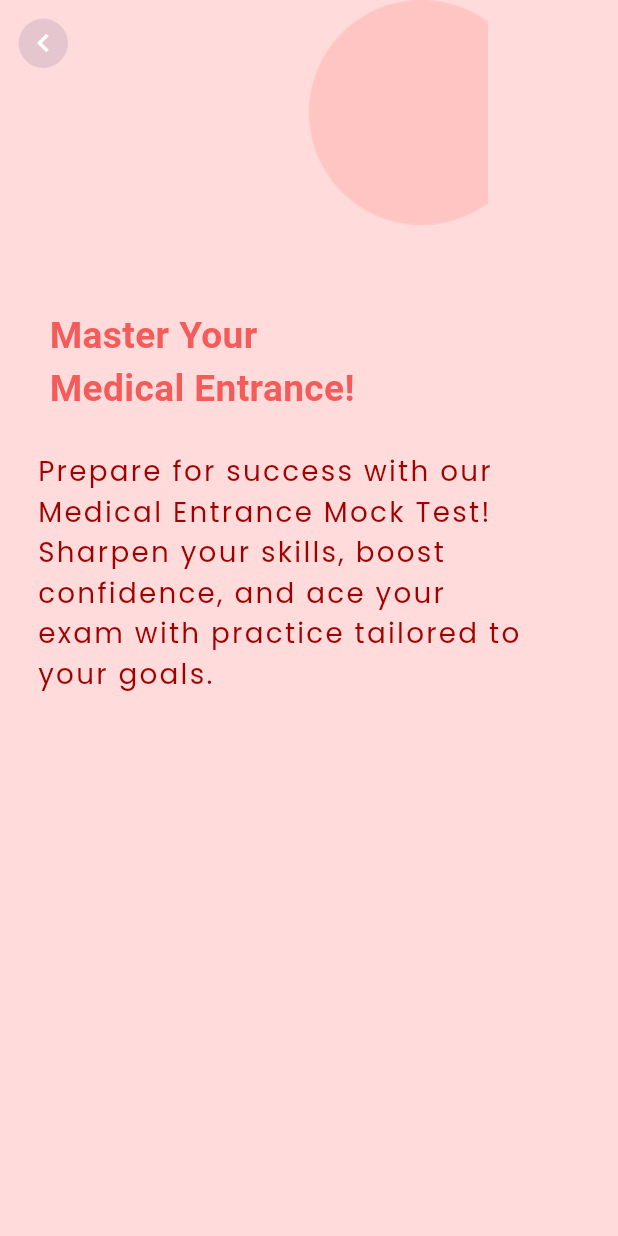
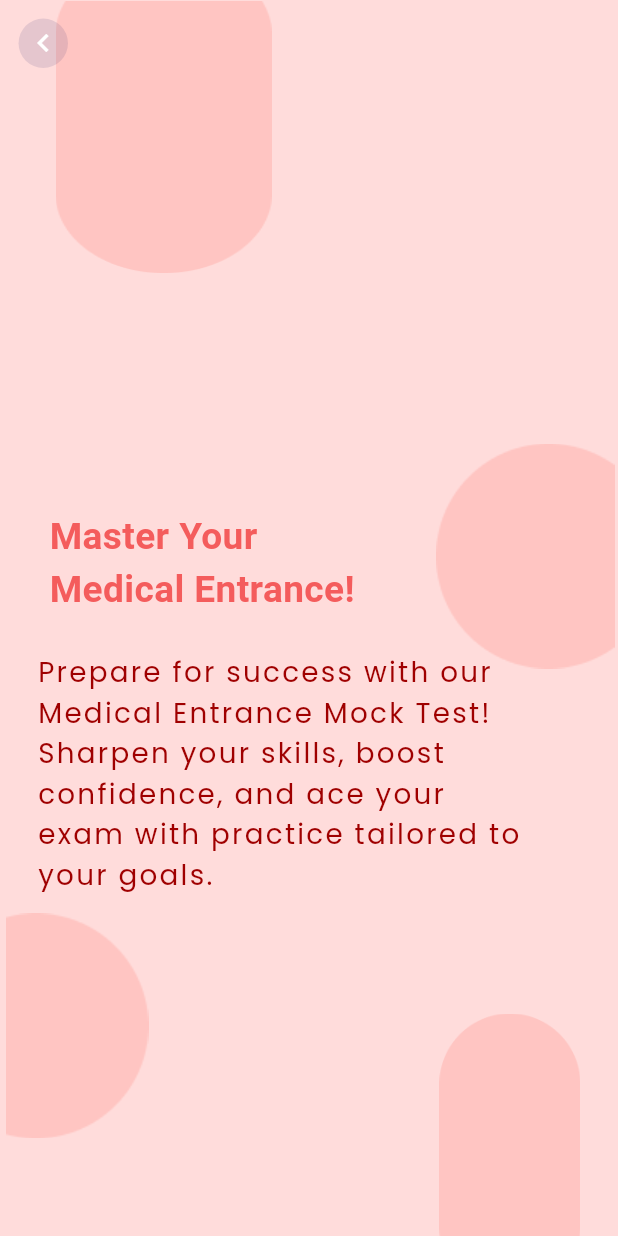
Before and after one commit to Sudharshanan56/Hive-Application, a Flutter app: the ExamCracker1 screen opened directly, on a phone screen of 412 x 824 dp. Run offline on Flutter 3.47's test engine with Material 3 defaults, Android fonts, the phone set to English and light mode, and no system bars; our stand-ins replace carousel_slider, google_fonts, google_nav_bar, like_button, page_transition.

Commit message:
Transitions for countdown and Exam Cracker

```diff
--- a/lib/Dashboard/Exam Cracker/Exam Cracker 1.dart
+++ b/lib/Dashboard/Exam Cracker/Exam Cracker 1.dart
@@ -148,37 +148,91 @@ class _ExamCracker1State extends State<ExamCracker1>
           //   ),
           // ),
           //rectangle-1
-          // AnimatedPositioned(
-          //   child: Container(
-          //     height: screenHeight * 0.22,
-          //     width: screenWidth * 0.35,
-          //     child: Image.asset(
-          //       "assets/Rectangle1.png",
-          //       fit: BoxFit.fill,
-          //     ),
-          //   ),
-          //   duration: Duration(seconds: 1),
-          //   curve: Curves.easeInOut,
-          //   left: screenWidth * 0.09,
-          //   top: _startAnimation ? screenHeight * 0.001 : -100,
-          // ),
+          AnimatedPositioned(
+            child: Container(
+              height: screenHeight * 0.22,
+              width: screenWidth * 0.35,
+              child: Image.asset(
+                "assets/Rectangle1.png",
+                fit: BoxFit.fill,
+              ),
+            ),
+            duration: Duration(seconds: 1),
+            curve: Curves.easeInOut,
+            left: screenWidth * 0.09,
+            top: _startAnimation ? screenHeight * 0.001 : -100,
+          ),
           //rectangle-2
           // AnimatedPositioned(
           //   child:
-          Positioned(
-            left: screenWidth * 0.50,
+
+          AnimatedPositioned(
+            child: Container(
+              height: screenHeight * 0.22,
+              width: screenWidth * 0.35,
               child: Image.asset(
                 "assets/Rectangle2.png",
               ),
             ),
+            duration: Duration(seconds: 1),
+            curve: Curves.easeInOut,
+            left: screenWidth * 0.70,
+            top: screenHeight * 0.34,
+            right: _startAnimation ? 0.0 : -300.0,
+          ),
+          //rectangle-3
+          AnimatedPositioned(
+            child: Container(
+              height: screenHeight * 0.42,
+              width: screenWidth * 0.40,
+              child: Image.asset(
+                "assets/Rectangle3.png",
+                //fit: BoxFit.fill,
+              ),
+            ),
+            duration: Duration(seconds: 1),
+            curve: Curves.easeInOut,
+            left: screenWidth * 0.70,
+            top: screenHeight * 0.82,
+            right: screenWidth * 0.05,
+            bottom: _startAnimation ? 0.0 : -300.0,
+          ),
+          //rectangle-4
+
+          AnimatedPositioned(
+              child: Container(
+                height: screenHeight * 0.42,
+                width: screenWidth * 0.35,
+                child: Image.asset(
+                  "assets/Rectangle4.png",
+                ),
+              ),
+              duration: Duration(seconds: 1),
+              curve: Curves.easeInOut,
+              left: _startAnimation ? 0.0 : -100,
+              top: screenHeight * 0.62,
+              right: screenWidth * 0.75
+              //bottom: _startAnimation ? 0.0 : -300.0,
+              ),
+          // Positioned(
+          //   left: screenWidth * 0.70,
+          //   top: screenHeight * 0.34,
+          //   child: Image.asset(
+          //     "assets/Rectangle2.png",
+          //   ),
+          // ),
           //   duration: Duration(seconds: 1),
           //   curve: Curves.easeInOut,
           //   left: screenWidth * 0.70,
           //   right: _startAnimation ? screenHeight * 0.00 : -100,
           // ),
-          Column(
+
+          Stack(
             children: [
-              SizedBox(height: screenHeight * 0.25),
+              Positioned(
+                top: 340,
+                child: Column(
+                  children: [
                     Padding(
                       padding: EdgeInsets.only(right: screenWidth * 0.25),
                       child: Text(
@@ -205,6 +259,9 @@ class _ExamCracker1State extends State<ExamCracker1>
                     ),
                   ],
                 ),
+              ),
+            ],
+          ),
           Padding(
             padding: EdgeInsets.all(screenWidth * 0.03),
             child: GestureDetector(
--- a/lib/main.dart
+++ b/lib/main.dart
@@ -12,6 +12,7 @@ import 'package:hive_application/Intro/Page_5.dart';
 import 'package:hive_application/OTP/otp_1.dart';
 import 'package:hive_application/University/Screen_1.dart';
 
+import 'Dashboard/MockMaster/MockMaster_1.dart';
 import 'PlayGround/Animated_Positioned.dart';
 import 'PlayGround/Color animation/Color_pageRouteBuilder.dart';
 import 'PlayGround/Color animation/Hero_Color_animation.dart';
@@ -34,7 +35,7 @@ class MyApp extends StatelessWidget {
         colorScheme: ColorScheme.fromSeed(seedColor: Colors.red),
         useMaterial3: true,
       ),
-      home: ExamCracker1(),
+      home: Mockmaster1(),
     );
   }
 }
```
Also changed, not shown: lib/Dashboard/MockMaster/MockMaster_1.dart (+79 -14 lines), assets/Rect1.png (added), assets/Rect2.png (added), assets/Rect3.png (added), assets/Rect4.png (added). Lines whose indentation alone changed are shown as unchanged.
